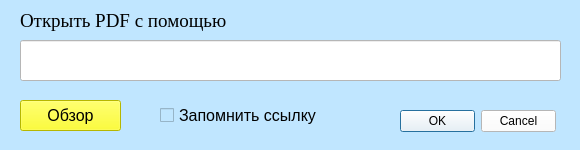
This is patch_to_PDF_form.ui in EfimTishkovski/Draw_storage as Qt 5 draws it before an edit. The edited form follows.
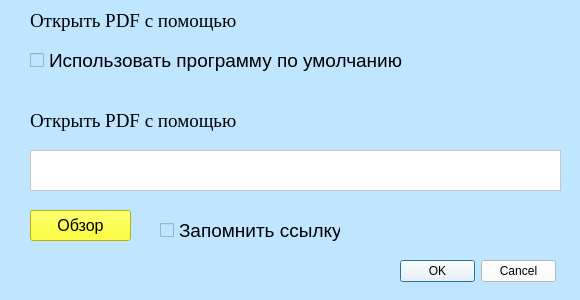
This is the edited form. Icons and pictures are not drawn.

Commit message: Работа над выбором программы для открытия pdf файлов. Не завершено. Новый дизайн формы.

```diff
--- a/patch_to_PDF_form.ui
+++ b/patch_to_PDF_form.ui
@@ -7,19 +7,19 @@
     <x>0</x>
     <y>0</y>
     <width>580</width>
-    <height>150</height>
+    <height>300</height>
    </rect>
   </property>
   <property name="minimumSize">
    <size>
     <width>580</width>
-    <height>150</height>
+    <height>300</height>
    </size>
   </property>
   <property name="maximumSize">
    <size>
     <width>580</width>
-    <height>150</height>
+    <height>300</height>
    </size>
   </property>
   <property name="windowTitle">
@@ -32,29 +32,11 @@
   <property name="styleSheet">
    <string notr="true">background-color: rgb(192, 230, 255);</string>
   </property>
-  <widget class="QLineEdit" name="patch_lineEdit">
-   <property name="geometry">
-    <rect>
-     <x>20</x>
-     <y>40</y>
-     <width>541</width>
-     <height>41</height>
-    </rect>
-   </property>
-   <property name="font">
-    <font>
-     <pointsize>14</pointsize>
-    </font>
-   </property>
-   <property name="styleSheet">
-    <string notr="true">background-color: rgb(255, 255, 255);</string>
-   </property>
-  </widget>
   <widget class="QDialogButtonBox" name="buttonBox">
    <property name="geometry">
     <rect>
      <x>400</x>
-     <y>110</y>
+     <y>260</y>
      <width>156</width>
      <height>23</height>
     </rect>
@@ -69,7 +51,7 @@
   <widget class="QLabel" name="label">
    <property name="geometry">
     <rect>
-     <x>20</x>
+     <x>30</x>
      <y>10</y>
      <width>211</width>
      <height>21</height>
@@ -94,8 +76,8 @@
   <widget class="QPushButton" name="overview_pushButton">
    <property name="geometry">
     <rect>
-     <x>20</x>
-     <y>100</y>
+     <x>30</x>
+     <y>210</y>
      <width>101</width>
      <height>31</height>
     </rect>
@@ -121,20 +103,84 @@
    <property name="geometry">
     <rect>
      <x>160</x>
-     <y>105</y>
-     <width>160</width>
-     <height>20</height>
+     <y>210</y>
+     <width>181</width>
+     <height>41</height>
     </rect>
    </property>
    <property name="font">
     <font>
-     <pointsize>12</pointsize>
+     <pointsize>14</pointsize>
     </font>
    </property>
    <property name="text">
     <string>Запомнить ссылку</string>
    </property>
   </widget>
+  <widget class="QCheckBox" name="main_checkBox">
+   <property name="geometry">
+    <rect>
+     <x>30</x>
+     <y>40</y>
+     <width>381</width>
+     <height>41</height>
+    </rect>
+   </property>
+   <property name="font">
+    <font>
+     <pointsize>14</pointsize>
+    </font>
+   </property>
+   <property name="text">
+    <string>Использовать программу по умолчанию</string>
+   </property>
+  </widget>
+  <widget class="QLabel" name="label_2">
+   <property name="geometry">
+    <rect>
+     <x>30</x>
+     <y>110</y>
+     <width>211</width>
+     <height>21</height>
+    </rect>
+   </property>
+   <property name="font">
+    <font>
+     <family>Times New Roman</family>
+     <pointsize>14</pointsize>
+     <weight>50</weight>
+     <italic>false</italic>
+     <bold>false</bold>
+    </font>
+   </property>
+   <property name="styleSheet">
+    <string notr="true">font: 14pt &quot;Times New Roman&quot;;</string>
+   </property>
+   <property name="text">
+    <string>Открыть PDF с помощью</string>
+   </property>
+  </widget>
+  <widget class="QTextEdit" name="textEdit">
+   <property name="geometry">
+    <rect>
+     <x>30</x>
+     <y>150</y>
+     <width>531</width>
+     <height>41</height>
+    </rect>
+   </property>
+   <property name="font">
+    <font>
+     <pointsize>14</pointsize>
+    </font>
+   </property>
+   <property name="styleSheet">
+    <string notr="true">background-color: rgb(255, 255, 255);</string>
+   </property>
+   <property name="sizeAdjustPolicy">
+    <enum>QAbstractScrollArea::AdjustToContentsOnFirstShow</enum>
+   </property>
+  </widget>
  </widget>
  <resources/>
  <connections/>
```
Left out of the diff: 2 changed lines with no effect on the pictures. The commit also changes 1 other file.
